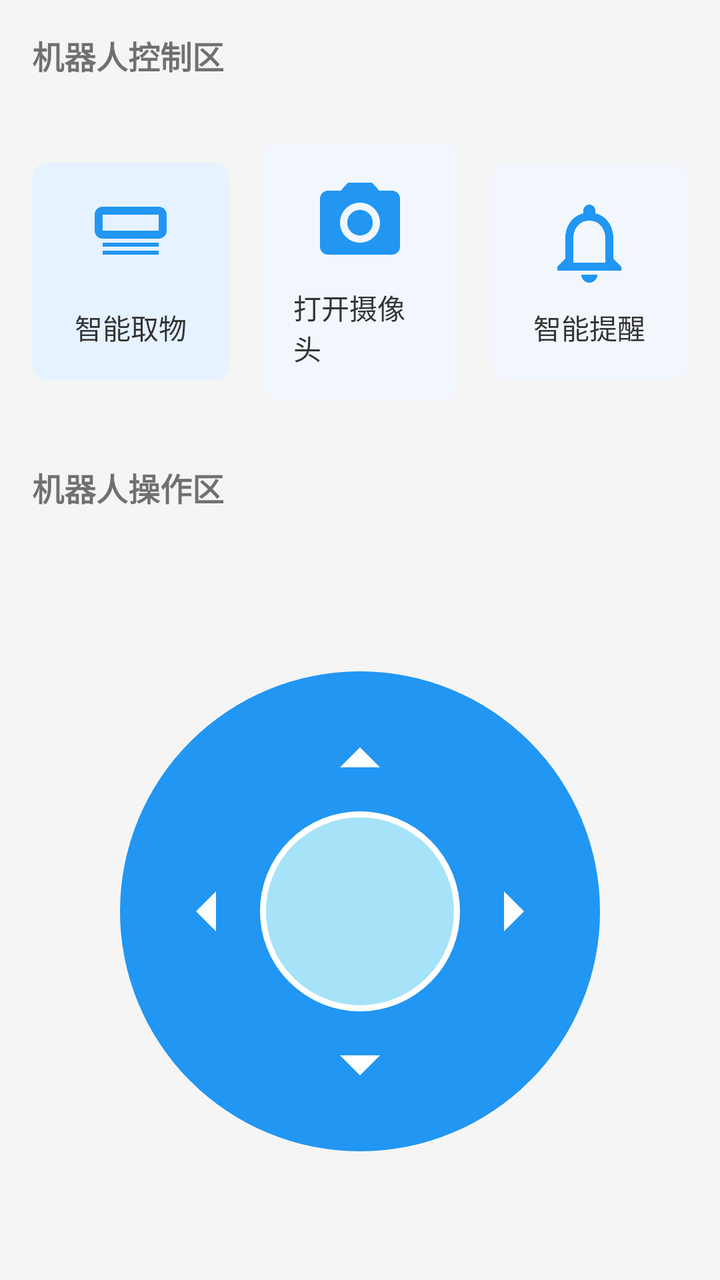
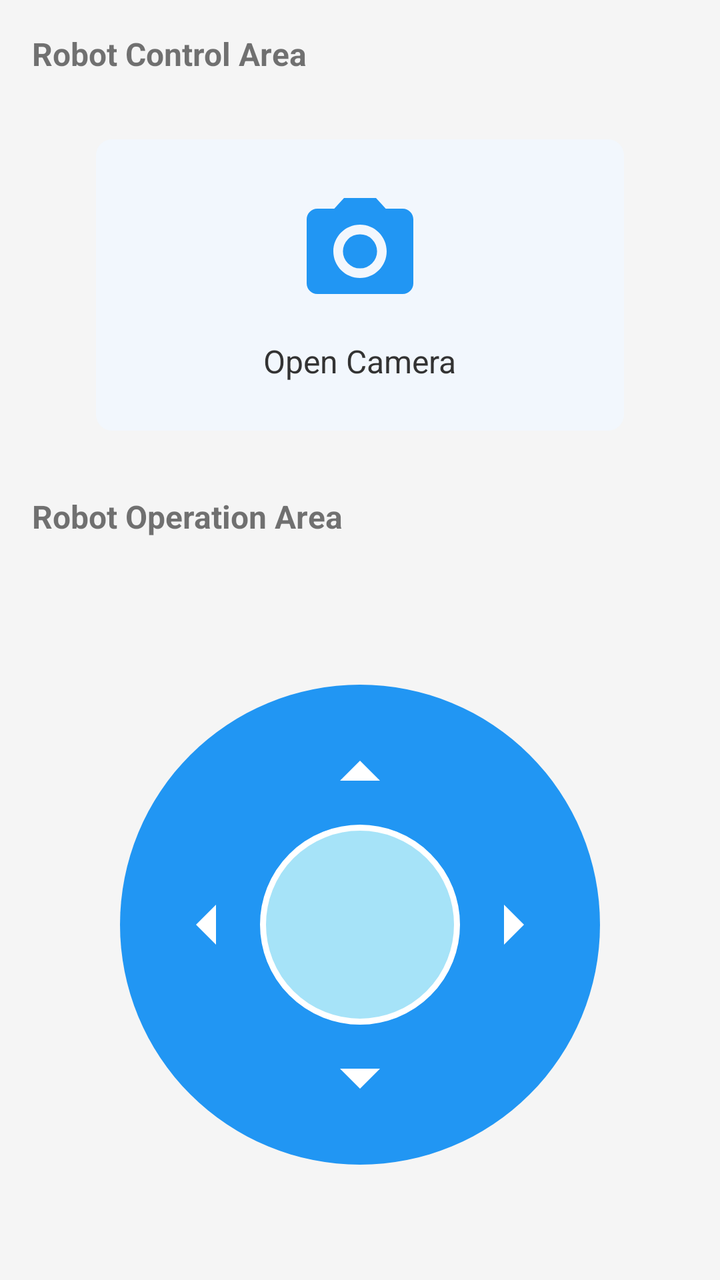

Screens rendered from an Android XML layout before and after an edit, with the pre-edit source and the edit as a unified diff.
<!-- AndroidManifest.xml: application theme Theme.Sensor -->
<!-- res/layout/activity_main2.xml -->
<?xml version="1.0" encoding="utf-8"?>
<FrameLayout xmlns:android="http://schemas.android.com/apk/res/android"
    xmlns:app="http://schemas.android.com/apk/res-auto"
    xmlns:tools="http://schemas.android.com/tools"
    android:id="@+id/root_layout"
    android:layout_width="match_parent"
    android:layout_height="match_parent"
    android:background="#000000"
    android:keepScreenOn="true">

    
    <ScrollView
        android:id="@+id/main_scroll_view"
        android:layout_width="match_parent"
        android:layout_height="match_parent"
        android:background="#F5F5F5"
        android:fillViewport="true">

        <LinearLayout
            android:id="@+id/main_container"
            android:layout_width="match_parent"
            android:layout_height="wrap_content"
            android:orientation="vertical">

            

            <TextView
                android:layout_width="match_parent"
                android:layout_height="wrap_content"
                android:background="#F5F5F5"
                android:padding="16dp"
                android:text="机器人控制区"
                android:textSize="16sp"
                android:textStyle="bold" />

            
            <LinearLayout
                android:layout_width="match_parent"
                android:layout_height="wrap_content"
                android:gravity="center"
                android:orientation="horizontal"
                android:padding="16dp">

                <LinearLayout
                    android:id="@+id/ll_fetch"
                    android:layout_width="0dp"
                    android:layout_height="wrap_content"
                    android:layout_weight="1"
                    android:background="@drawable/bg_feature_item_selected"
                    android:clickable="true"
                    android:focusable="true"
                    android:gravity="center"
                    android:orientation="vertical"
                    android:padding="16dp">
                    <ImageView
                        android:layout_width="48dp"
                        android:layout_height="48dp"
                        android:src="@drawable/ic_fetch" />
                    <TextView
                        android:layout_width="wrap_content"
                        android:layout_height="wrap_content"
                        android:layout_marginTop="8dp"
                        android:text="智能取物"
                        android:textColor="#333333"
                        android:textSize="14sp" />
                </LinearLayout>

                <LinearLayout
                    android:id="@+id/ll_camera"
                    android:layout_width="0dp"
                    android:layout_height="wrap_content"
                    android:layout_marginStart="16dp"
                    android:layout_marginEnd="16dp"
                    android:layout_weight="1"
                    android:background="@drawable/bg_feature_item"
                    android:clickable="true"
                    android:focusable="true"
                    android:gravity="center"
                    android:orientation="vertical"
                    android:padding="16dp">
                    <ImageView
                        android:layout_width="48dp"
                        android:layout_height="48dp"
                        android:src="@drawable/ic_camera" />
                    <TextView
                        android:layout_width="wrap_content"
                        android:layout_height="wrap_content"
                        android:layout_marginTop="8dp"
                        android:text="打开摄像头"
                        android:textColor="#333333"
                        android:textSize="14sp" />
                </LinearLayout>

                <LinearLayout
                    android:id="@+id/ll_notification"
                    android:layout_width="0dp"
                    android:layout_height="wrap_content"
                    android:layout_weight="1"
                    android:background="@drawable/bg_feature_item"
                    android:clickable="true"
                    android:focusable="true"
                    android:gravity="center"
                    android:orientation="vertical"
                    android:padding="16dp">
                    <ImageView
                        android:layout_width="48dp"
                        android:layout_height="48dp"
                        android:src="@drawable/ic_notification" />
                    <TextView
                        android:layout_width="wrap_content"
                        android:layout_height="wrap_content"
                        android:layout_marginTop="8dp"
                        android:text="智能提醒"
                        android:textColor="#333333"
                        android:textSize="14sp" />
                </LinearLayout>
            </LinearLayout>

            <TextView
                android:layout_width="match_parent"
                android:layout_height="wrap_content"
                android:background="#F5F5F5"
                android:padding="16dp"
                android:text="机器人操作区"
                android:textSize="16sp"
                android:textStyle="bold" />

            <RelativeLayout
                android:layout_width="match_parent"
                android:layout_height="0dp"
                android:layout_weight="1"
                android:padding="16dp">

                <FrameLayout
                    android:layout_width="240dp"
                    android:layout_height="240dp"
                    android:layout_centerInParent="true"
                    android:background="@drawable/bg_control_circle">

                    <View
                        android:id="@+id/view_center"
                        android:layout_width="100dp"
                        android:layout_height="100dp"
                        android:layout_gravity="center"
                        android:background="@drawable/bg_control_center" />

                    <ImageButton
                        android:id="@+id/btn_up"
                        android:layout_width="48dp"
                        android:layout_height="48dp"
                        android:layout_gravity="center_horizontal|top"
                        android:layout_marginTop="20dp"
                        android:background="@android:color/transparent"
                        android:contentDescription="向前移动"
                        android:scaleType="fitXY"
                        android:src="@drawable/ic_arrow_up" />

                    <ImageButton
                        android:id="@+id/btn_down"
                        android:layout_width="48dp"
                        android:layout_height="48dp"
                        android:layout_gravity="center_horizontal|bottom"
                        android:layout_marginBottom="20dp"
                        android:background="@android:color/transparent"
                        android:contentDescription="向后移动"
                        android:scaleType="fitXY"
                        android:src="@drawable/ic_arrow_down" />

                    <ImageButton
                        android:id="@+id/btn_left"
                        android:layout_width="48dp"
                        android:layout_height="48dp"
                        android:layout_gravity="start|center_vertical"
                        android:layout_marginStart="20dp"
                        android:background="@android:color/transparent"
                        android:contentDescription="向左移动"
                        android:scaleType="fitXY"
                        android:src="@drawable/ic_arrow_left" />

                    <ImageButton
                        android:id="@+id/btn_right"
                        android:layout_width="48dp"
                        android:layout_height="48dp"
                        android:layout_gravity="end|center_vertical"
                        android:layout_marginEnd="20dp"
                        android:background="@android:color/transparent"
                        android:contentDescription="向右移动"
                        android:scaleType="fitXY"
                        android:src="@drawable/ic_arrow_right" />
                </FrameLayout>
            </RelativeLayout>

        </LinearLayout>
    </ScrollView>

    
    
    <org.opencv.android.JavaCameraView
        android:id="@+id/camera_view"
        android:layout_width="match_parent"
        android:layout_height="match_parent"
        android:visibility="gone" />

    <TextView
        android:id="@+id/tv_distance_error"
        android:layout_width="wrap_content"
        android:layout_height="wrap_content"
        android:layout_gravity="top|center_horizontal"
        android:layout_marginTop="20dp"
        android:background="#66000000"
        android:padding="8dp"
        android:text="当前误差：-- cm"
        android:textColor="#FFFFFF"
        android:textSize="18sp"
        android:textStyle="bold"
        android:visibility="gone" />

    <ImageButton
        android:id="@+id/btn_close_camera"
        android:layout_width="48dp"
        android:layout_height="48dp"
        android:layout_gravity="top|end"
        android:layout_margin="20dp"
        android:background="?attr/selectableItemBackgroundBorderless"
        android:contentDescription="关闭相机预览"
        android:scaleType="centerInside"
        android:src="@android:drawable/ic_menu_close_clear_cancel"
        android:visibility="gone"
        app:tint="@android:color/white" />

</FrameLayout>
<!-- resources referenced by this layout -->
<resources>
  <!-- drawable bg_control_center (drawable) -->
  <?xml version="1.0" encoding="utf-8"?>
  <shape xmlns:android="http://schemas.android.com/apk/res/android"
      android:shape="oval">
      <solid android:color="#A6E3F8" />
      <stroke android:color="#FFFFFF" android:width="3dp" />
  </shape>
  <!-- drawable bg_control_circle (drawable) -->
  <?xml version="1.0" encoding="utf-8"?>
  <shape xmlns:android="http://schemas.android.com/apk/res/android"
      android:shape="oval">
      <solid android:color="#2196F3" />
  </shape>
  <!-- drawable bg_feature_item (drawable) -->
  <?xml version="1.0" encoding="utf-8"?>
  <shape xmlns:android="http://schemas.android.com/apk/res/android"
      android:shape="rectangle">
      <corners android:radius="8dp" />
      <solid android:color="#F2F7FD" />
  </shape>
  <!-- drawable bg_feature_item_selected (drawable) -->
  <?xml version="1.0" encoding="utf-8"?>
  <shape xmlns:android="http://schemas.android.com/apk/res/android"
      android:shape="rectangle">
      <corners android:radius="8dp" />
      <solid android:color="#E6F2FF" />
  </shape>
  <!-- drawable ic_arrow_down (drawable) -->
  <?xml version="1.0" encoding="utf-8"?>
  <vector xmlns:android="http://schemas.android.com/apk/res/android"
      android:width="24dp"
      android:height="24dp"
      android:viewportWidth="24"
      android:viewportHeight="24">
      <path
          android:fillColor="#FFFFFF"
          android:pathData="M7,10l5,5 5,-5z" />
  </vector>
  <!-- drawable ic_arrow_left (drawable) -->
  <?xml version="1.0" encoding="utf-8"?>
  <vector xmlns:android="http://schemas.android.com/apk/res/android"
      android:width="24dp"
      android:height="24dp"
      android:viewportWidth="24"
      android:viewportHeight="24">
      <path
          android:fillColor="#FFFFFF"
          android:pathData="M14,7l-5,5 5,5z" />
  </vector>
  <!-- drawable ic_arrow_right (drawable) -->
  <?xml version="1.0" encoding="utf-8"?>
  <vector xmlns:android="http://schemas.android.com/apk/res/android"
      android:width="24dp"
      android:height="24dp"
      android:viewportWidth="24"
      android:viewportHeight="24">
      <path
          android:fillColor="#FFFFFF"
          android:pathData="M10,17l5,-5 -5,-5z" />
  </vector>
  <!-- drawable ic_arrow_up (drawable) -->
  <?xml version="1.0" encoding="utf-8"?>
  <vector xmlns:android="http://schemas.android.com/apk/res/android"
      android:width="24dp"
      android:height="24dp"
      android:viewportWidth="24"
      android:viewportHeight="24">
      <path
          android:fillColor="#FFFFFF"
          android:pathData="M7,14l5,-5 5,5z" />
  </vector>
  <!-- drawable ic_fetch (drawable) -->
  <?xml version="1.0" encoding="utf-8"?>
  <vector xmlns:android="http://schemas.android.com/apk/res/android"
      android:width="24dp"
      android:height="24dp"
      android:viewportWidth="24"
      android:viewportHeight="24">
      <path
          android:fillColor="#2196F3"
          android:pathData="M19,5v4H5V5H19M19,3H5C3.9,3,3,3.9,3,5v4c0,1.1,0.9,2,2,2h14c1.1,0,2-0.9,2-2V5C21,3.9,20.1,3,19,3L19,3z" />
      <path
          android:fillColor="#2196F3"
          android:pathData="M5,13v-1H19v1H5M5,15v-1H19v1H5" />
  </vector>
  <!-- drawable ic_notification (drawable) -->
  <?xml version="1.0" encoding="utf-8"?>
  <vector xmlns:android="http://schemas.android.com/apk/res/android"
      android:width="24dp"
      android:height="24dp"
      android:viewportWidth="24"
      android:viewportHeight="24">
      <path
          android:fillColor="#2196F3"
          android:pathData="M12,22c1.1,0 2,-0.9 2,-2h-4c0,1.1 0.9,2 2,2zM18,16v-5c0,-3.07 -1.63,-5.64 -4.5,-6.32L13.5,4c0,-0.83 -0.67,-1.5 -1.5,-1.5s-1.5,0.67 -1.5,1.5v0.68C7.64,5.36 6,7.92 6,11v5l-2,2v1h16v-1l-2,-2zM16,17L8,17v-6c0,-2.48 1.51,-4.5 4,-4.5s4,2.02 4,4.5v6z" />
  </vector>
  <color name="purple_500">#FF6200EE</color>
  <color name="purple_700">#FF3700B3</color>
  <color name="white">#FFFFFF</color>
  <color name="teal_200">#FF03DAC5</color>
  <color name="teal_700">#FF018786</color>
  <color name="black">#FF000000</color>
  <!-- unchanged entries left out for length: 2 -->
</resources>

<!-- the commit's change to res/layout/activity_main2.xml (unified diff, before → after) -->
@@ -29,7 +29,7 @@
                 android:layout_height="wrap_content"
                 android:background="#F5F5F5"
                 android:padding="16dp"
-                android:text="机器人控制区"
+                android:text="@string/robot_control_area"
                 android:textSize="16sp"
                 android:textStyle="bold" />
 
@@ -42,78 +42,33 @@
                 android:padding="16dp">
 
                 <LinearLayout
-                    android:id="@+id/ll_fetch"
+                    android:id="@+id/ll_camera"
                     android:layout_width="0dp"
                     android:layout_height="wrap_content"
                     android:layout_weight="1"
-                    android:background="@drawable/bg_feature_item_selected"
-                    android:clickable="true"
-                    android:focusable="true"
-                    android:gravity="center"
-                    android:orientation="vertical"
-                    android:padding="16dp">
-                    <ImageView
-                        android:layout_width="48dp"
-                        android:layout_height="48dp"
-                        android:src="@drawable/ic_fetch" />
-                    <TextView
-                        android:layout_width="wrap_content"
-                        android:layout_height="wrap_content"
-                        android:layout_marginTop="8dp"
-                        android:text="智能取物"
-                        android:textColor="#333333"
-                        android:textSize="14sp" />
-                </LinearLayout>
-
-                <LinearLayout
-                    android:id="@+id/ll_camera"
-                    android:layout_width="0dp"
-                    android:layout_height="wrap_content"
-                    android:layout_marginStart="16dp"
-                    android:layout_marginEnd="16dp"
-                    android:layout_weight="1"
+                    android:layout_marginStart="32dp"
+                    android:layout_marginEnd="32dp"
                     android:background="@drawable/bg_feature_item"
                     android:clickable="true"
                     android:focusable="true"
                     android:gravity="center"
                     android:orientation="vertical"
-                    android:padding="16dp">
+                    android:padding="24dp">
+
                     <ImageView
-                        android:layout_width="48dp"
-                        android:layout_height="48dp"
+                        android:layout_width="64dp"
+                        android:layout_height="64dp"
                         android:src="@drawable/ic_camera" />
+
                     <TextView
                         android:layout_width="wrap_content"
                         android:layout_height="wrap_content"
-                        android:layout_marginTop="8dp"
-                        android:text="打开摄像头"
+                        android:layout_marginTop="12dp"
+                        android:text="@string/open_camera"
                         android:textColor="#333333"
-                        android:textSize="14sp" />
+                        android:textSize="16sp" />
                 </LinearLayout>
 
-                <LinearLayout
-                    android:id="@+id/ll_notification"
-                    android:layout_width="0dp"
-                    android:layout_height="wrap_content"
-                    android:layout_weight="1"
-                    android:background="@drawable/bg_feature_item"
-                    android:clickable="true"
-                    android:focusable="true"
-                    android:gravity="center"
-                    android:orientation="vertical"
-                    android:padding="16dp">
-                    <ImageView
-                        android:layout_width="48dp"
-                        android:layout_height="48dp"
-                        android:src="@drawable/ic_notification" />
-                    <TextView
-                        android:layout_width="wrap_content"
-                        android:layout_height="wrap_content"
-                        android:layout_marginTop="8dp"
-                        android:text="智能提醒"
-                        android:textColor="#333333"
-                        android:textSize="14sp" />
-                </LinearLayout>
             </LinearLayout>
 
             <TextView
@@ -121,7 +76,7 @@
                 android:layout_height="wrap_content"
                 android:background="#F5F5F5"
                 android:padding="16dp"
-                android:text="机器人操作区"
+                android:text="@string/robot_operation_area"
                 android:textSize="16sp"
                 android:textStyle="bold" />
 
@@ -194,7 +149,6 @@
     </ScrollView>
 
     
-    
     <org.opencv.android.JavaCameraView
         android:id="@+id/camera_view"
         android:layout_width="match_parent"
@@ -209,7 +163,7 @@
         android:layout_marginTop="20dp"
         android:background="#66000000"
         android:padding="8dp"
-        android:text="当前误差：-- cm"
+        android:text="Current Distance: "
         android:textColor="#FFFFFF"
         android:textSize="18sp"
         android:textStyle="bold"
<!-- resource entries referenced after the edit -->
@@ -19,13 +19,6 @@
       android:shape="rectangle">
       <corners android:radius="8dp" />
       <solid android:color="#F2F7FD" />
-  </shape>
-  <!-- drawable bg_feature_item_selected (drawable) -->
-  <?xml version="1.0" encoding="utf-8"?>
-  <shape xmlns:android="http://schemas.android.com/apk/res/android"
-      android:shape="rectangle">
-      <corners android:radius="8dp" />
-      <solid android:color="#E6F2FF" />
   </shape>
   <!-- drawable ic_arrow_down (drawable) -->
   <?xml version="1.0" encoding="utf-8"?>
@@ -71,31 +64,9 @@
           android:fillColor="#FFFFFF"
           android:pathData="M7,14l5,-5 5,5z" />
   </vector>
-  <!-- drawable ic_fetch (drawable) -->
-  <?xml version="1.0" encoding="utf-8"?>
-  <vector xmlns:android="http://schemas.android.com/apk/res/android"
-      android:width="24dp"
-      android:height="24dp"
-      android:viewportWidth="24"
-      android:viewportHeight="24">
-      <path
-          android:fillColor="#2196F3"
-          android:pathData="M19,5v4H5V5H19M19,3H5C3.9,3,3,3.9,3,5v4c0,1.1,0.9,2,2,2h14c1.1,0,2-0.9,2-2V5C21,3.9,20.1,3,19,3L19,3z" />
-      <path
-          android:fillColor="#2196F3"
-          android:pathData="M5,13v-1H19v1H5M5,15v-1H19v1H5" />
-  </vector>
-  <!-- drawable ic_notification (drawable) -->
-  <?xml version="1.0" encoding="utf-8"?>
-  <vector xmlns:android="http://schemas.android.com/apk/res/android"
-      android:width="24dp"
-      android:height="24dp"
-      android:viewportWidth="24"
-      android:viewportHeight="24">
-      <path
-          android:fillColor="#2196F3"
-          android:pathData="M12,22c1.1,0 2,-0.9 2,-2h-4c0,1.1 0.9,2 2,2zM18,16v-5c0,-3.07 -1.63,-5.64 -4.5,-6.32L13.5,4c0,-0.83 -0.67,-1.5 -1.5,-1.5s-1.5,0.67 -1.5,1.5v0.68C7.64,5.36 6,7.92 6,11v5l-2,2v1h16v-1l-2,-2zM16,17L8,17v-6c0,-2.48 1.51,-4.5 4,-4.5s4,2.02 4,4.5v6z" />
-  </vector>
+  <string name="open_camera">Open Camera</string>
+  <string name="robot_control_area">Robot Control Area</string>
+  <string name="robot_operation_area">Robot Operation Area</string>
   <color name="purple_500">#FF6200EE</color>
   <color name="purple_700">#FF3700B3</color>
   <color name="white">#FFFFFF</color>
